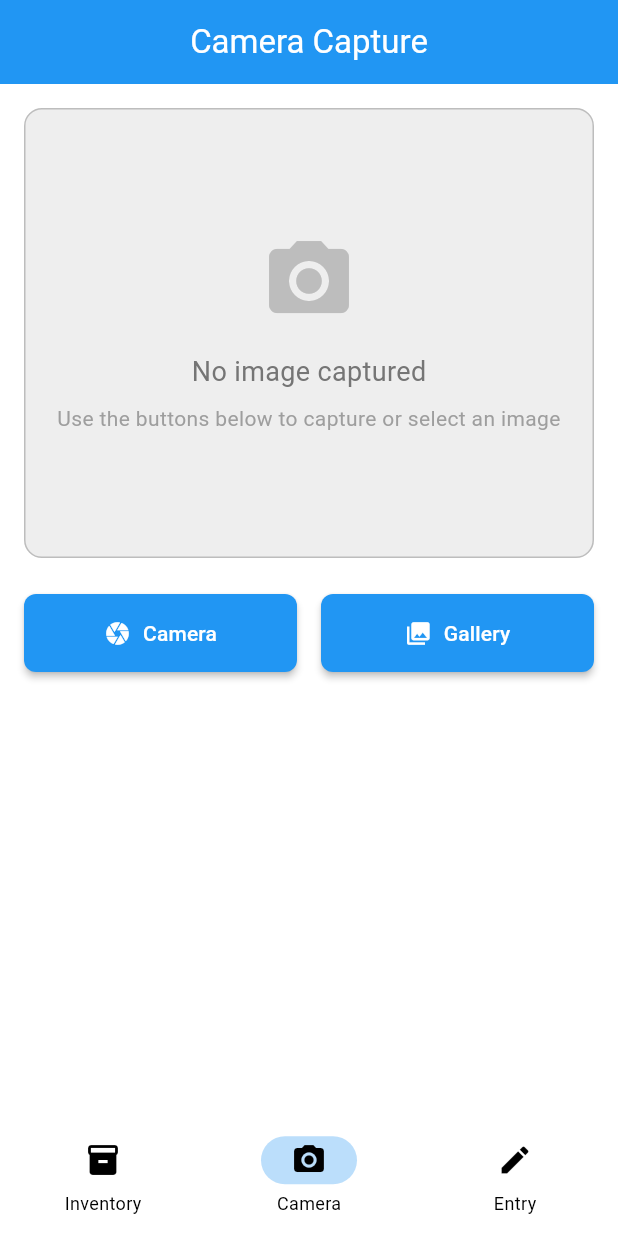
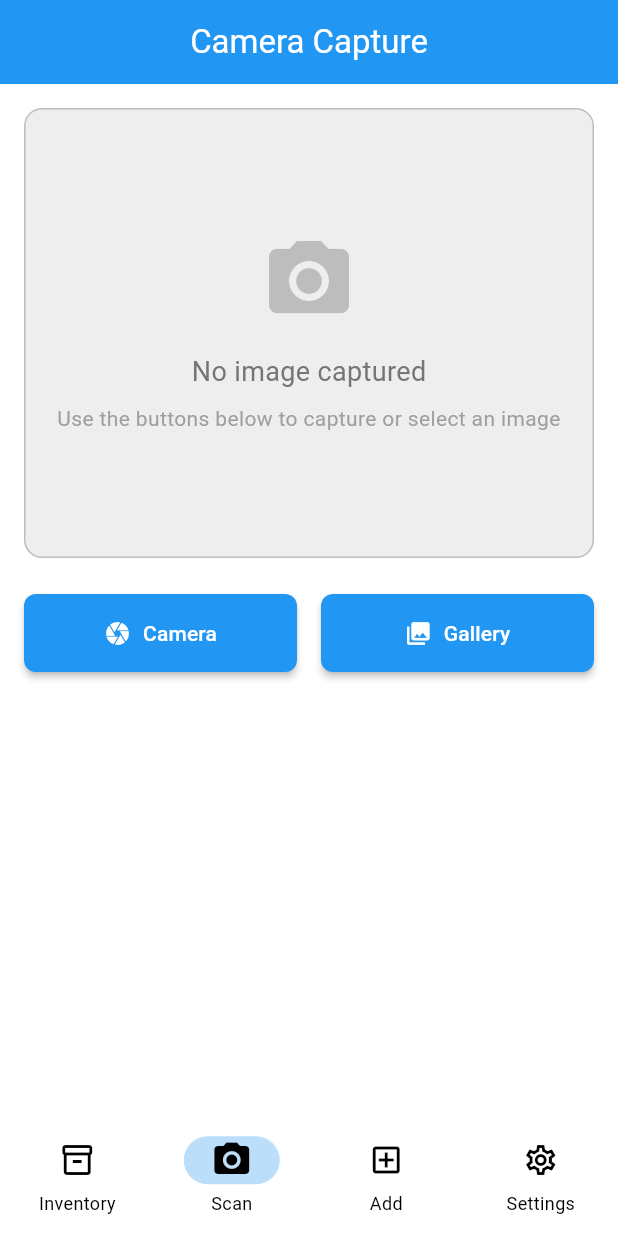
Before and after one commit to riadrayhan/neo_tech_assignment, a Flutter app: the screen it shows after launch, item 2 of the bottom bar chosen, after a tap on "Camera", on a phone screen of 412 x 824 dp. Run offline on Flutter 3.47's test engine with Material 3 defaults, Android fonts, the phone set to English and light mode, and no system bars; our stand-ins replace hive_flutter, image_picker; missing offline and left inert: google_mlkit_text_recognition; accounts and stored records are empty; network calls fail.

Commit message:
update code

```diff
--- a/lib/main.dart
+++ b/lib/main.dart
@@ -2,6 +2,7 @@ import 'package:flutter/material.dart';
 import 'screens/home_screen.dart';
 import 'services/hive_service.dart';
 import 'utils/theme_helper.dart';
+import 'utils/app_restart.dart';
 
 /// Main entry point of the application
 ///
@@ -15,19 +16,29 @@ void main() async {
   // Initialize Hive database for offline storage
   await HiveService.initialize();
 
-  // Run the app
-  runApp(const ChemicalInventoryApp());
+  // Run the app with restart wrapper
+  runApp(
+    const AppRestartWidget(
+      child: ChemicalInventoryApp(),
+    ),
+  );
 }
 
 /// Root widget of the application
-class ChemicalInventoryApp extends StatelessWidget {
+class ChemicalInventoryApp extends StatefulWidget {
   const ChemicalInventoryApp({super.key});
+
+  @override
+  State<ChemicalInventoryApp> createState() => _ChemicalInventoryAppState();
+}
+
+class _ChemicalInventoryAppState extends State<ChemicalInventoryApp> {
+  final HiveService _hiveService = HiveService();
 
   @override
   Widget build(BuildContext context) {
     // Get dark mode preference from Hive
-    final hiveService = HiveService();
-    final isDarkMode = hiveService.getDarkMode();
+    final isDarkMode = _hiveService.getDarkMode();
 
     return MaterialApp(
       title: 'Chemical Inventory',
--- a/lib/screens/home_screen.dart
+++ b/lib/screens/home_screen.dart
@@ -2,7 +2,16 @@ import 'package:flutter/material.dart';
 import 'chemical_list_screen.dart';
 import 'camera_screen.dart';
 import 'data_entry_screen.dart';
+import 'settings_screen.dart';
+import '../services/hive_service.dart';
 
+/// Main home screen with bottom navigation bar
+///
+/// Features:
+/// - Bottom navigation to switch between screens
+/// - Smooth fade transitions between tabs
+/// - Dark mode toggle (with restart prompt)
+/// - Clean singleton usage of HiveService
 class HomeScreen extends StatefulWidget {
   const HomeScreen({super.key});
 
@@ -10,38 +19,143 @@ class HomeScreen extends StatefulWidget {
   State<HomeScreen> createState() => _HomeScreenState();
 }
 
-class _HomeScreenState extends State<HomeScreen> {
+class _HomeScreenState extends State<HomeScreen> with TickerProviderStateMixin {
   int _currentIndex = 0;
 
-  final List<Widget> _screens = [
-    const ChemicalListScreen(),
-    const CameraScreen(),
-    const DataEntryScreen(),
+  // Animation for smooth fade transitions
+  late AnimationController _animationController;
+  late Animation<double> _fadeAnimation;
+
+  // Properly initialized HiveService singleton
+  final HiveService _hiveService = HiveService();
+
+  // List of screens for bottom navigation
+  static const List<Widget> _screens = [
+    ChemicalListScreen(),
+    CameraScreen(),
+    DataEntryScreen(),
+    SettingsScreen(),
   ];
+
+  @override
+  void initState() {
+    super.initState();
+
+    // Initialize fade animation
+    _animationController = AnimationController(
+      duration: const Duration(milliseconds: 300),
+      vsync: this,
+    );
+
+    _fadeAnimation = Tween<double>(begin: 0.0, end: 1.0).animate(
+      CurvedAnimation(parent: _animationController, curve: Curves.easeInOut),
+    );
+
+    // Start fade-in on first load
+    _animationController.forward();
+  }
+
+  @override
+  void dispose() {
+    _animationController.dispose();
+    super.dispose();
+  }
+
+  /// Handle bottom navigation tap with smooth fade transition
+  void _onNavigationItemSelected(int index) {
+    if (index == _currentIndex) return;
+
+    // Fade out → change screen → fade in
+    _animationController.reverse().then((_) {
+      setState(() {
+        _currentIndex = index;
+      });
+      _animationController.forward();
+    });
+  }
+
+  /// Toggle dark/light mode
+  void _toggleTheme() {
+    final bool currentMode = _hiveService.getDarkMode();
+    final bool newMode = !currentMode;
+
+    _hiveService.setDarkMode(newMode);
+
+    // Update UI immediately (optional visual feedback)
+    setState(() {});
+
+    // Show confirmation
+    ScaffoldMessenger.of(context).showSnackBar(
+      SnackBar(
+        content: Text(newMode ? 'Dark mode enabled' : 'Light mode enabled'),
+        duration: const Duration(seconds: 1),
+        behavior: SnackBarBehavior.floating,
+      ),
+    );
+
+    // Show restart dialog
+    _showRestartDialog();
+  }
+
+  /// Show dialog informing user to restart app for theme to take effect
+  void _showRestartDialog() {
+    showDialog(
+      context: context,
+      barrierDismissible: true,
+      builder: (context) => AlertDialog(
+        icon: const Icon(Icons.info_outline),
+        title: const Text('Theme Changed'),
+        content: const Text(
+          'The app needs to be restarted for the theme change to take full effect.',
+        ),
+        actions: [
+          TextButton(
+            onPressed: () => Navigator.of(context).pop(),
+            child: const Text('OK'),
+          ),
+        ],
+      ),
+    );
+  }
 
   @override
   Widget build(BuildContext context) {
     return Scaffold(
-      body: _screens[_currentIndex],
+
+
+      // Main content with fade transition
+      body: FadeTransition(
+        opacity: _fadeAnimation,
+        child: _screens[_currentIndex],
+      ),
+
+      // Modern Material 3 Navigation Bar
       bottomNavigationBar: NavigationBar(
         selectedIndex: _currentIndex,
-        onDestinationSelected: (index) {
-          setState(() {
-            _currentIndex = index;
-          });
-        },
+        onDestinationSelected: _onNavigationItemSelected,
+        animationDuration: const Duration(milliseconds: 600),
+        labelBehavior: NavigationDestinationLabelBehavior.alwaysShow,
+        elevation: 8,
         destinations: const [
           NavigationDestination(
-            icon: Icon(Icons.inventory),
+            icon: Icon(Icons.inventory_2_outlined),
+            selectedIcon: Icon(Icons.inventory_2, size: 28),
             label: 'Inventory',
           ),
           NavigationDestination(
-            icon: Icon(Icons.camera_alt),
-            label: 'Camera',
+            icon: Icon(Icons.camera_alt_outlined),
+            selectedIcon: Icon(Icons.camera_alt, size: 28),
+            label: 'Scan',
           ),
           NavigationDestination(
-            icon: Icon(Icons.edit),
-            label: 'Entry',
+            icon: Icon(Icons.add_box_outlined),
+            selectedIcon: Icon(Icons.add_box, size: 28),
+            label: 'Add',
+          ),
+          NavigationDestination(
+            icon: Icon(Icons.settings_outlined),
+            selectedIcon: Icon(Icons.settings, size: 28),
+            label: 'Settings',
           ),
         ],
       ),
--- /dev/null
+++ b/lib/utils/app_restart.dart
@@ -0,0 +1,39 @@
+import 'package:flutter/material.dart';
+
+/// Utility class to restart the app
+///
+/// This creates a widget that rebuilds the entire app tree
+/// when the rebuild method is called
+class AppRestartWidget extends StatefulWidget {
+  final Widget child;
+
+  const AppRestartWidget({
+    super.key,
+    required this.child,
+  });
+
+  static void restartApp(BuildContext context) {
+    context.findAncestorStateOfType<_AppRestartWidgetState>()?.restartApp();
+  }
+
+  @override
+  State<AppRestartWidget> createState() => _AppRestartWidgetState();
+}
+
+class _AppRestartWidgetState extends State<AppRestartWidget> {
+  Key _key = UniqueKey();
+
+  void restartApp() {
+    setState(() {
+      _key = UniqueKey();
+    });
+  }
+
+  @override
+  Widget build(BuildContext context) {
+    return KeyedSubtree(
+      key: _key,
+      child: widget.child,
+    );
+  }
+}
```
Also changed, not shown: lib/screens/settings_screen.dart (+22 -18 lines), 4 other files.
